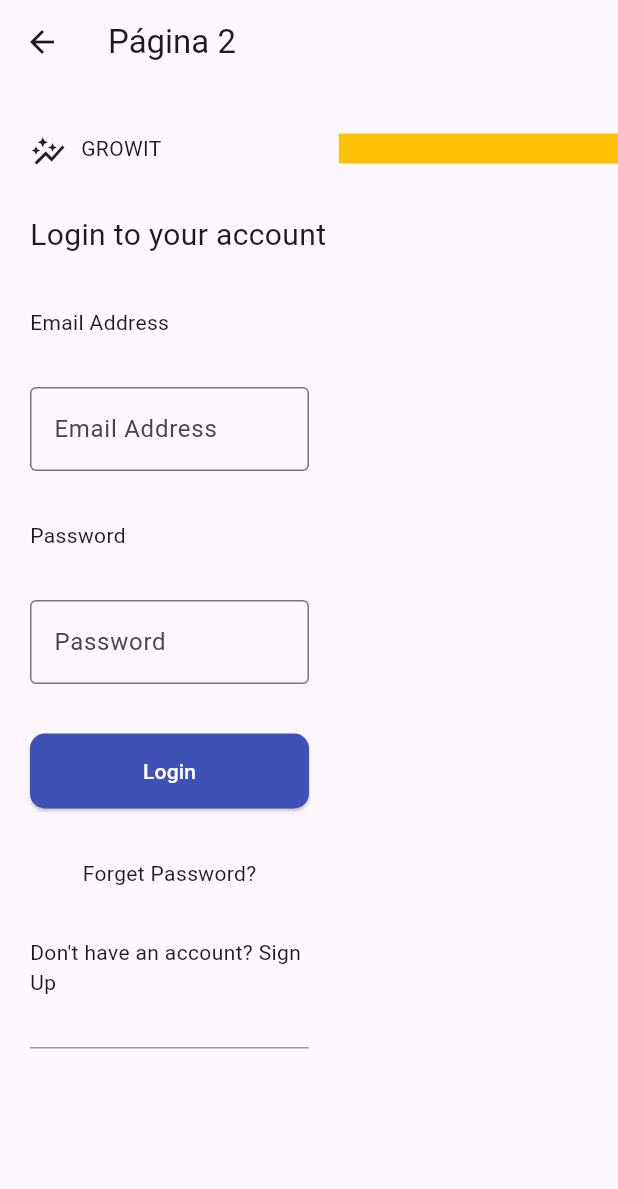
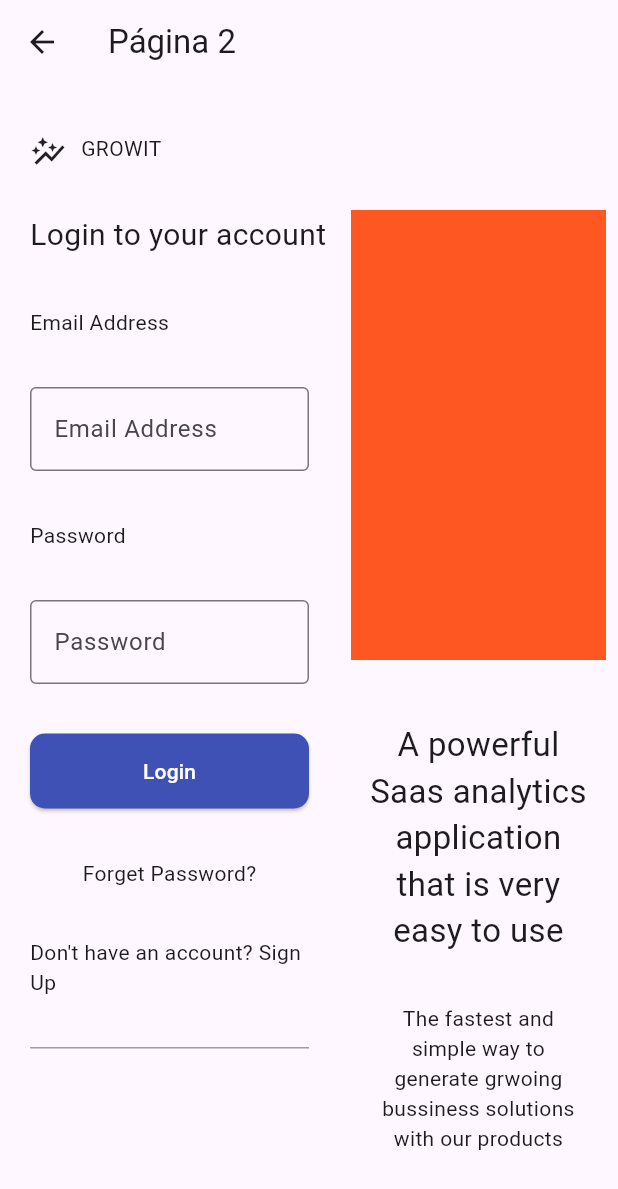
Before and after one commit to mhbm/FlutterLearning, a Flutter app: the Pagina2 screen opened by its route, on a phone screen of 412 x 824 dp. Shown: the top 1189 px of the screen. Run offline on Flutter 3.47's test engine with Material 3 defaults, Android fonts, the phone set to English and light mode, and no system bars; missing offline and left inert: dart:html.

Commit message:
Finalize page2 - desktop
Signed-off-by: Mateus Macedo <mhbassomacedo@gmail.com>

```diff
--- a/lib/pages/page2.dart
+++ b/lib/pages/page2.dart
@@ -171,11 +171,39 @@ class Pagina2 extends StatelessWidget {
             child: Column(
               children: [
                 Padding(
-                  padding: EdgeInsets.only(top: 33, left: 20),
+                  padding: EdgeInsets.only(top: 76, left: 20),
                   child: Expanded(
-                    child: Container(
-                      height: 20,
-                      color: Colors.amber,
+                    child: Column(
+                      children: [
+                        Padding(
+                          padding: const EdgeInsets.all(8.0),
+                          child: Container(
+                            height: 300,
+                            width: 300,
+                            color: Colors.deepOrange,
+                          ),
+                        ),
+                        const Padding(
+                          padding:
+                              EdgeInsets.only(top: 33, left: 20, right: 20),
+                          child: Expanded(
+                            child: Text(
+                              "A powerful Saas analytics application that is very easy to use",
+                              textAlign: TextAlign.center,
+                              style: TextStyle(fontSize: 22),
+                            ),
+                          ),
+                        ),
+                        const Padding(
+                          padding:
+                              EdgeInsets.only(top: 33, left: 20, right: 20),
+                          child: Expanded(
+                            child: Text(
+                                "The fastest and simple way to generate grwoing bussiness solutions with our products",
+                                textAlign: TextAlign.center),
+                          ),
+                        ),
+                      ],
                     ),
                   ),
                 )
```
